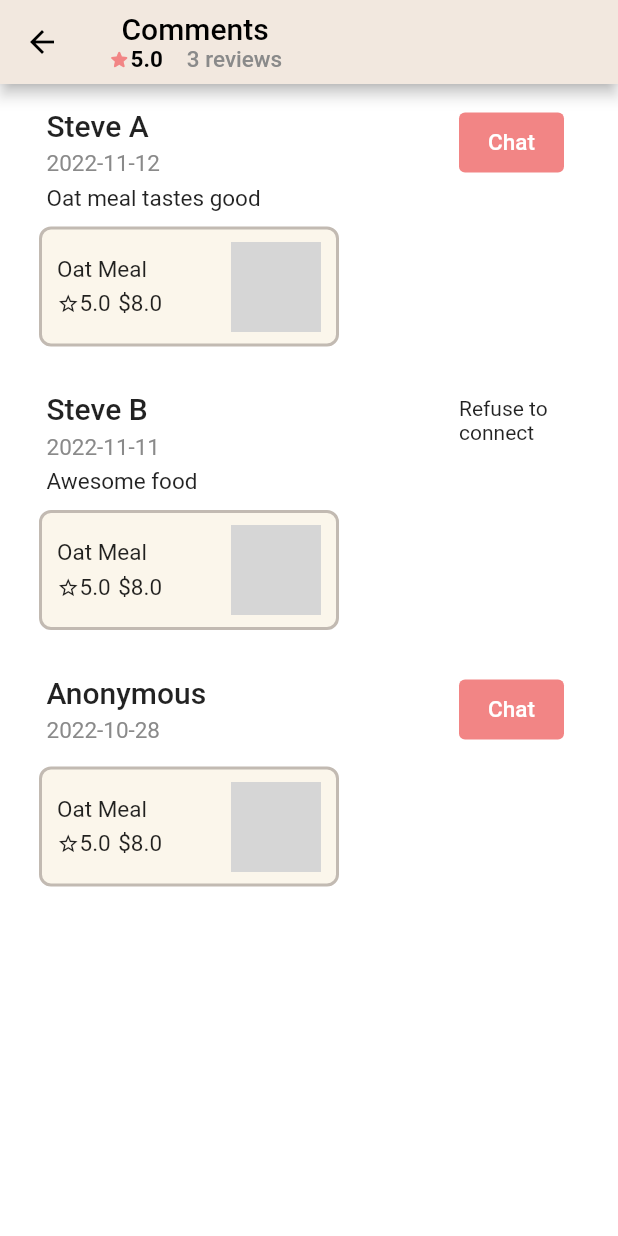
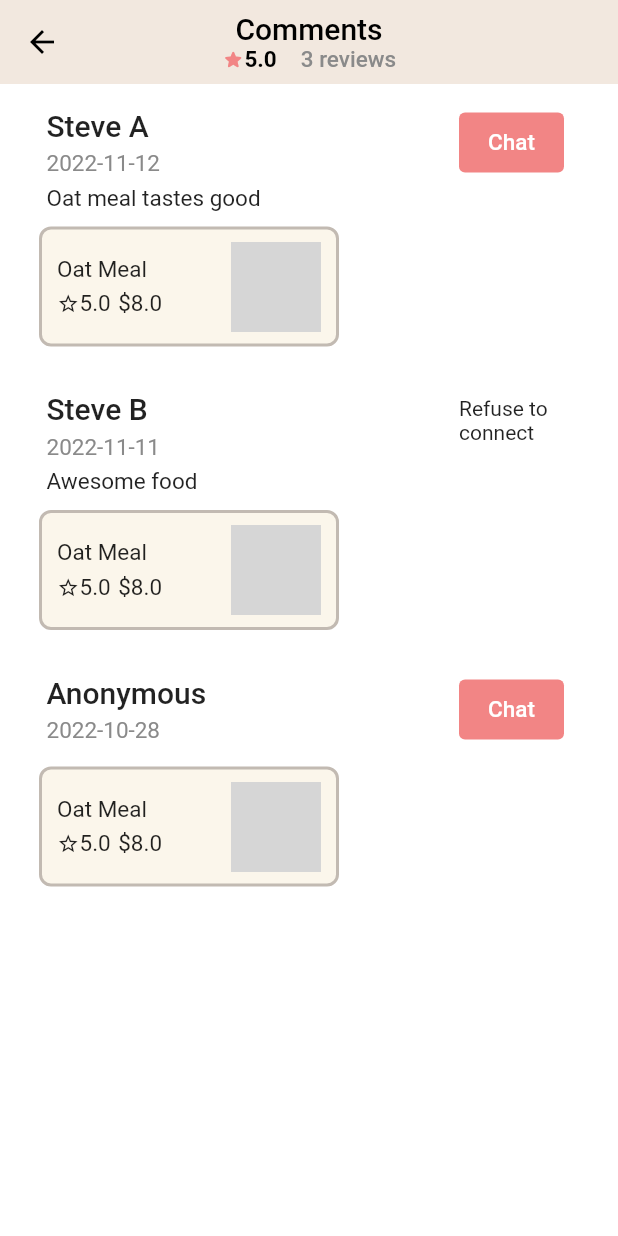
Before and after one commit to foodfyi/foodfyi_frontend, a Flutter app: the screen it shows after launch, after a tap on "Reviews", on a phone screen of 412 x 824 dp. Run offline on Flutter 3.47's test engine with Material 2 defaults, Android fonts, the phone set to English and light mode, and no system bars; our stand-ins replace flutter_rating_bar, flutter_svg, image_picker; network calls fail; grey boxes are pictures that could not be loaded.

Commit message:
fix menu&preview&profile bug on IOS

```diff
--- a/lib/constants.dart
+++ b/lib/constants.dart
@@ -43,7 +43,7 @@ const double dividerThickness = 1.5;
 const double previewImg = 150;
 const double menuImgSize = 60;
 const double iconsize = 15;
-const double tagSize = 25;
+const double tagSize = 30;
 const double previewDishImg = 300;
 const int tagCrossAxisCount = 4;
 const double tagHeight = 50;
--- a/lib/main.dart
+++ b/lib/main.dart
@@ -28,9 +28,11 @@ class MyApp extends StatelessWidget {
         scaffoldBackgroundColor: Colors.white,
         primaryColor: pinkHeavyColor,
         appBarTheme: const AppBarTheme(
-            backgroundColor: pinkLightColor,
-            foregroundColor: Colors.black //here you can give the text color
-            ),
+          backgroundColor: pinkLightColor,
+          foregroundColor: Colors.black,
+          centerTitle: true,
+          elevation: 0, //here you can give the text color
+        ),
         inputDecorationTheme: const InputDecorationTheme(
           filled: true,
           fillColor: greyBackground,
@@ -49,6 +51,7 @@ class MyApp extends StatelessWidget {
         elevatedButtonTheme: ElevatedButtonThemeData(
           style: ElevatedButton.styleFrom(
             elevation: 0,
+            foregroundColor: Colors.white,
             backgroundColor: pinkHeavyColor,
             shape: const StadiumBorder(),
             maximumSize: const Size(double.infinity, 50),
--- a/lib/pages/login/components/login_form.dart
+++ b/lib/pages/login/components/login_form.dart
@@ -10,7 +10,7 @@ class LoginForm extends StatefulWidget {
 }
 
 class _LoginFormState extends State<LoginForm> {
-  final _formKey = GlobalKey<FormState>();
+  static final _formKey = GlobalKey<FormState>();
   final _email = TextEditingController();
   final _pwd = TextEditingController();
   bool isChecked = true;
@@ -42,9 +42,6 @@ class _LoginFormState extends State<LoginForm> {
                     : "Please enter your email";
               },
             ),
-            Padding(
-                padding: EdgeInsets.only(
-                    bottom: MediaQuery.of(context).viewInsets.bottom)),
             const SizedBox(height: defaultPadding),
             TextFormField(
               controller: _pwd,
--- a/lib/pages/menu/menu_list.dart
+++ b/lib/pages/menu/menu_list.dart
@@ -1,3 +1,5 @@
+import 'dart:io';
+
 import 'package:flutter/material.dart';
 import 'package:foodfyi/constants.dart';
 import 'package:foodfyi/models/dish.dart';
@@ -47,10 +49,17 @@ class _MenuListState extends State<MenuList> {
                 children: [
                   ClipRRect(
                     borderRadius: border,
-                    child: Image.network(
-                      width: menuImgSize,
-                      height: menuImgSize,
+                    child: previewDishes[index].imgUrl![0].startsWith('http')
+                        ? Image.network(
                             previewDishes[index].imgUrl![0],
+                            width: imgWidth,
+                            height: imgHeight,
+                            fit: BoxFit.cover,
+                          )
+                        : Image.file(
+                            File(previewDishes[index].imgUrl![0]),
+                            width: imgWidth,
+                            height: imgHeight,
                             fit: BoxFit.cover,
                           ),
                   ),
@@ -58,7 +67,7 @@ class _MenuListState extends State<MenuList> {
                     width: defaultPadding,
                   ),
                   Expanded(
-                    flex: 5,
+                    flex: 4,
                     child: Column(
                       crossAxisAlignment: CrossAxisAlignment.start,
                       children: [
@@ -124,7 +133,8 @@ class _MenuListState extends State<MenuList> {
                   Expanded(
                     flex: 2,
                     child: previewDishes[index].modified!
-                        ? Container(
+                        ? IntrinsicWidth(
+                            child: Container(
                               padding: const EdgeInsets.all(3.0),
                               decoration: BoxDecoration(
                                 border: Border.all(color: greenColor),
@@ -136,6 +146,7 @@ class _MenuListState extends State<MenuList> {
                                 style: TextStyle(
                                   color: greenColor,
                                   fontSize: 12,
+                                ),
                               ),
                             ),
                           )
@@ -192,6 +203,7 @@ class _MenuListState extends State<MenuList> {
                       ),
                     ),
                   ),
+                  const SizedBox(width: 0.5 * defaultPadding),
                 ],
               ),
             );
--- a/lib/pages/review/dish_list.dart
+++ b/lib/pages/review/dish_list.dart
@@ -1,3 +1,5 @@
+import 'dart:io';
+
 import 'package:flutter/material.dart';
 import 'package:foodfyi/constants.dart';
 import 'package:foodfyi/pages/review/single_food_review_list.dart';
@@ -76,12 +78,19 @@ class _DishListState extends State<DishList> {
                     ),
                     ClipRRect(
                       borderRadius: border,
-                      child: Image.network(
-                        width: menuImgSize,
-                        height: menuImgSize,
-                        mockDishes[dishId].imgUrl![0],
-                        fit: BoxFit.cover,
-                      ),
+                      child: mockDishes[dishId].imgUrl![0].startsWith('http')
+                          ? Image.network(
+                              mockDishes[dishId].imgUrl![0],
+                              width: menuImgSize,
+                              height: menuImgSize,
+                              fit: BoxFit.cover,
+                            )
+                          : Image.file(
+                              File(mockDishes[dishId].imgUrl![0]),
+                              width: menuImgSize,
+                              height: menuImgSize,
+                              fit: BoxFit.cover,
+                            ),
                     ),
                   ],
                 ),
--- a/lib/pages/utils/drawer.dart
+++ b/lib/pages/utils/drawer.dart
@@ -25,13 +25,11 @@ class _CommonDrawerState extends State<CommonDrawer> {
   Widget build(BuildContext context) {
     return Drawer(
       backgroundColor: pinkLightColor,
-      child: MediaQuery.removePadding(
-        context: context,
-        removeTop: true,
+      child: SingleChildScrollView(
         child: Column(
           children: [
             Padding(
-              padding: const EdgeInsets.only(top: defaultPadding * 2),
+              padding: const EdgeInsets.only(top: defaultPadding * 5),
               child: Column(
                 children: [
                   ClipOval(
```
Also changed, not shown: lib/pages/menu/menu_add.dart (+23 -4 lines), lib/pages/preview/detail.dart (+17 -6 lines), lib/pages/preview/preview.dart (+20 -9 lines), pubspec.lock. Lines whose indentation alone changed are shown as unchanged.
